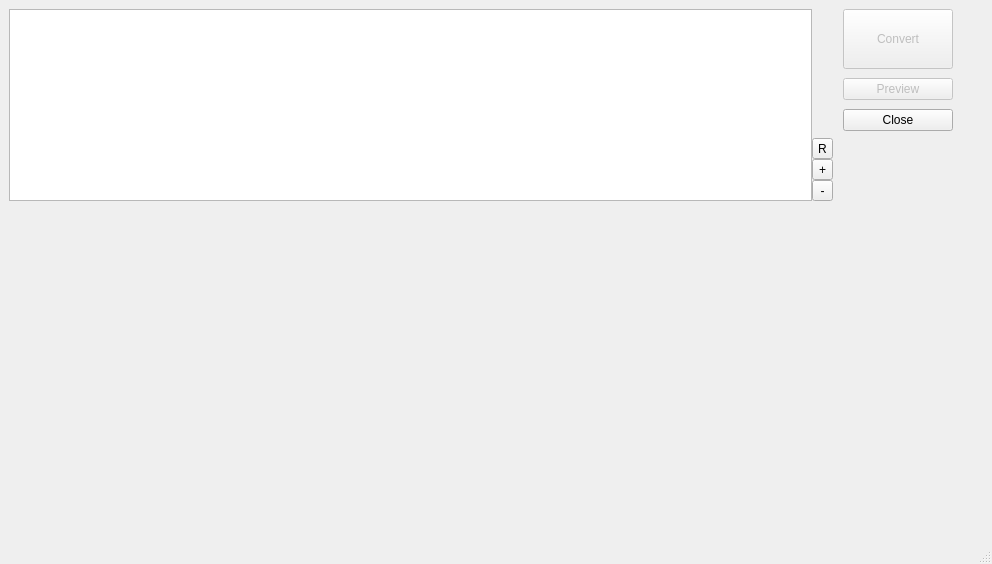
The window that cfrontend2.ui (stevedorries/DFM2QT4UI) describes before a commit, drawn with Qt 5.
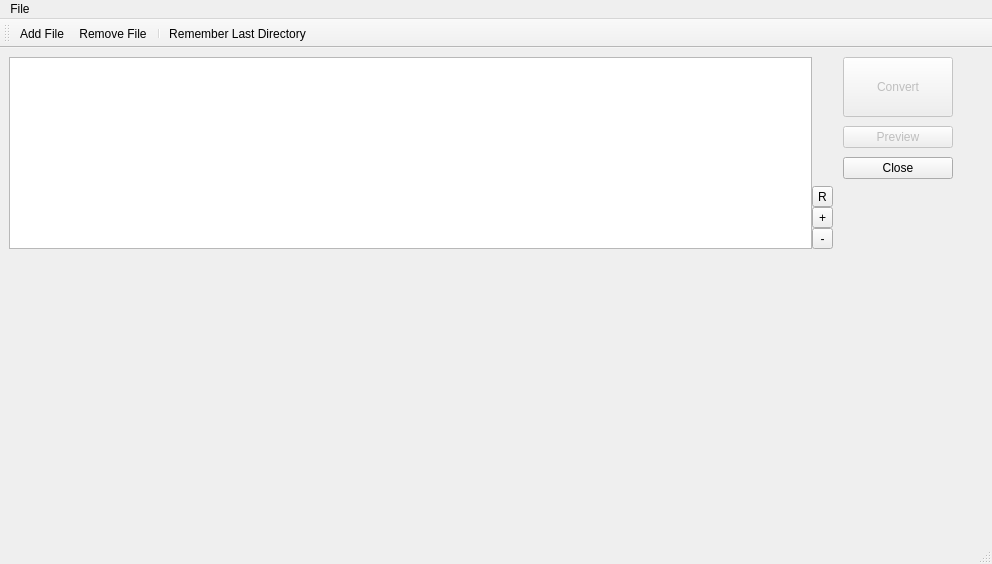
The same window after the commit. Custom widgets are drawn as their Qt base class.

Commit message: Added additional classes to handle, fixed mainmenu handling, began adding handling for TActionList and TAction classes

What changed in the file:
```diff
--- a/cfrontend2.ui
+++ b/cfrontend2.ui
@@ -255,11 +255,57 @@
      <x>0</x>
      <y>0</y>
      <width>992</width>
-     <height>29</height>
+     <height>21</height>
     </rect>
    </property>
+   <widget class="QMenu" name="menuFile">
+    <property name="title">
+     <string>File</string>
+    </property>
+    <addaction name="actionAdd_File"/>
+    <addaction name="actionRemove_File"/>
+    <addaction name="separator"/>
+    <addaction name="actionRemember_Last_Directory"/>
+   </widget>
+   <addaction name="menuFile"/>
   </widget>
   <widget class="QStatusBar" name="statusbar"/>
+  <widget class="QToolBar" name="toolBar">
+   <property name="windowTitle">
+    <string>toolBar</string>
+   </property>
+   <attribute name="toolBarArea">
+    <enum>TopToolBarArea</enum>
+   </attribute>
+   <attribute name="toolBarBreak">
+    <bool>false</bool>
+   </attribute>
+   <addaction name="actionAdd_File"/>
+   <addaction name="actionRemove_File"/>
+   <addaction name="separator"/>
+   <addaction name="actionRemember_Last_Directory"/>
+  </widget>
+  <action name="actionAdd_File">
+   <property name="text">
+    <string>Add File</string>
+   </property>
+  </action>
+  <action name="actionRemove_File">
+   <property name="text">
+    <string>Remove File</string>
+   </property>
+  </action>
+  <action name="actionRemember_Last_Directory">
+   <property name="checkable">
+    <bool>true</bool>
+   </property>
+   <property name="text">
+    <string>Remember Last Directory</string>
+   </property>
+   <property name="toolTip">
+    <string>Remember Last Dfms</string>
+   </property>
+  </action>
  </widget>
  <customwidgets>
   <customwidget>
```
Left out of the diff: 52 changed lines with no effect on the pictures. The commit also changes 6 other files.
